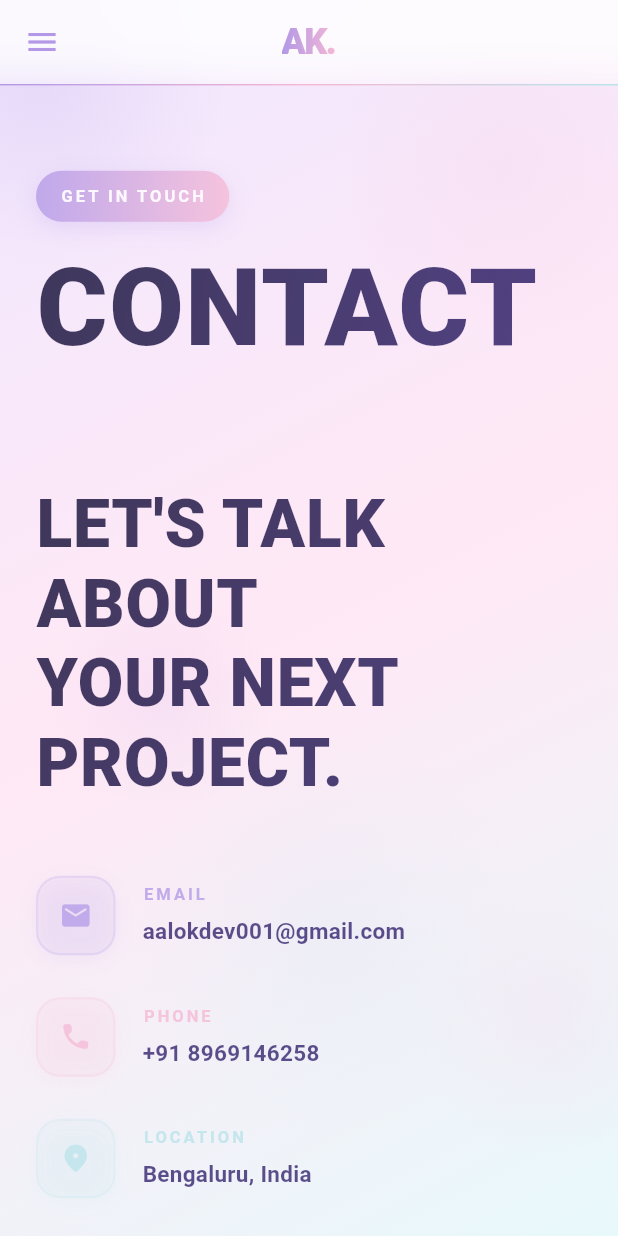
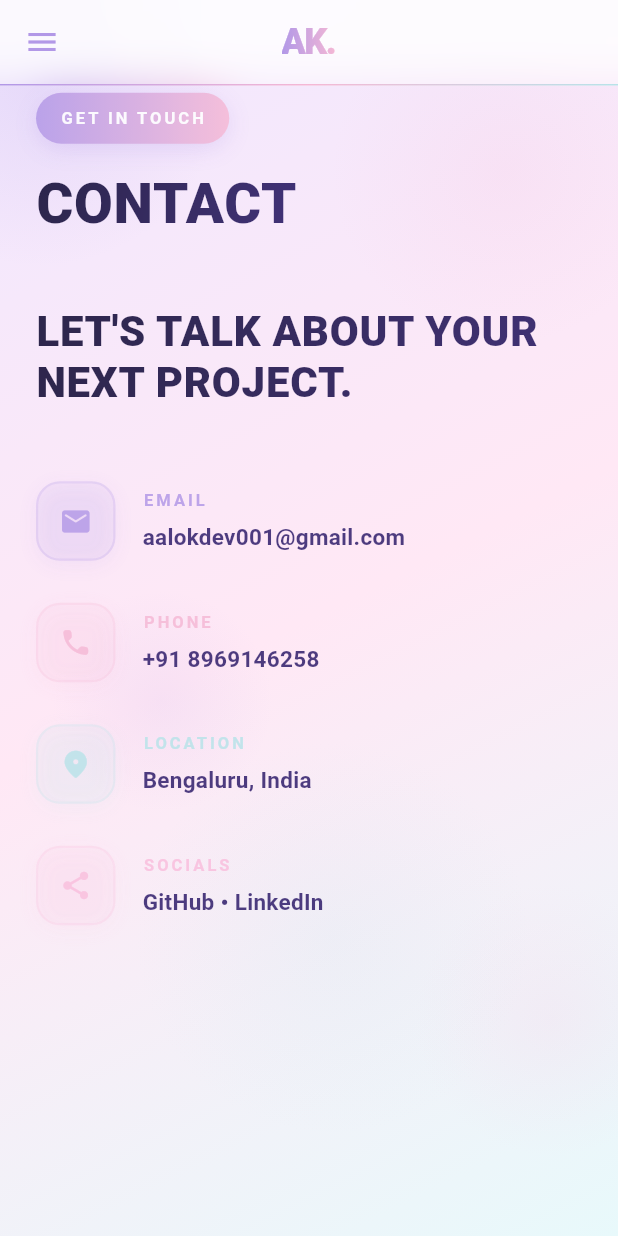
Before and after one commit to Aalokkumar0/portfolio, a Flutter app: the screen it shows after launch, after a tap on "VIEW WORK", after a tap on "AK.", after a tap on "GET IN TOUCH", on a phone screen of 412 x 824 dp. Run offline on Flutter 3.47's test engine with Material 3 defaults, Android fonts, the phone set to English and light mode, and no system bars; our stand-ins replace go_router.

Commit message:
refactor: optimize scroll visibility detection and refine responsive typography and animations

```diff
--- a/full_stack_portfolio/lib/presentation/pages/about_page.dart
+++ b/full_stack_portfolio/lib/presentation/pages/about_page.dart
@@ -18,7 +18,7 @@
         Padding(
           padding: EdgeInsets.symmetric(
             horizontal: isDesktop ? 100 : 24,
-            vertical: 100,
+            vertical: isDesktop ? 100 : 60,
           ),
           child: isDesktop
               ? Row(
@@ -45,7 +45,7 @@
         Padding(
           padding: EdgeInsets.symmetric(
             horizontal: isDesktop ? 100 : 24,
-            vertical: 100,
+            vertical: isDesktop ? 100 : 60,
           ),
           child: _buildExperienceTimeline(context),
         ),
@@ -56,6 +56,7 @@
   }
 
   Widget _buildAboutIntro(BuildContext context) {
+    final isDesktop = ResponsiveLayout.isDesktop(context);
     return Column(
       crossAxisAlignment: CrossAxisAlignment.start,
       children: [
@@ -63,13 +64,13 @@
         const SizedBox(height: 40),
         AnimatedSection(
           delay: const Duration(milliseconds: 200),
-          child: const Text(
+          child: Text(
             'Aspiring Software Developer skilled in Flutter, Kotlin, FastAPI, PostgreSQL, Firebase, and Generative AI, building scalable mobile, backend, and AI-powered applications with a focus on performance and user experience.',
             style: TextStyle(
               color: AppTheme.textPrimary,
               height: 1.55,
               fontWeight: FontWeight.w500,
-              fontSize: 22,
+              fontSize: isDesktop ? 22 : 16,
             ),
           ),
         ),
@@ -121,10 +122,10 @@
           GridView.count(
             shrinkWrap: true,
             physics: const NeverScrollableScrollPhysics(),
-            crossAxisCount: isDesktop ? 3 : 1,
-            mainAxisSpacing: 20,
-            crossAxisSpacing: 20,
-            childAspectRatio: isDesktop ? 1.4 : 1.8,
+            crossAxisCount: isDesktop ? 3 : 2,
+            mainAxisSpacing: 16,
+            crossAxisSpacing: 16,
+            childAspectRatio: isDesktop ? 1.4 : 1.3,
             children: [
               _buildSkillCard(context, 'MOBILE', 'Flutter, Dart, Kotlin, Android SDK, Material Design', Icons.smartphone_rounded, 0),
               _buildSkillCard(context, 'BACKEND', 'Python, FastAPI, JWT Auth, SQLAlchemy, Microservices', Icons.dns_rounded, 1),
@@ -395,14 +396,19 @@
                 ),
               ),
               const SizedBox(height: 18),
-              Text(
-                role.toUpperCase(),
-                style: const TextStyle(
-                  color: AppTheme.textPrimary,
-                  fontWeight: FontWeight.w900,
-                  fontSize: 26,
-                  letterSpacing: 0.5,
-                ),
+              LayoutBuilder(
+                builder: (context, constraints) {
+                  final isMobile = ResponsiveLayout.isMobile(context);
+                  return Text(
+                    role.toUpperCase(),
+                    style: TextStyle(
+                      color: AppTheme.textPrimary,
+                      fontWeight: FontWeight.w900,
+                      fontSize: isMobile ? 18 : 26,
+                      letterSpacing: 0.5,
+                    ),
+                  );
+                },
               ),
               const SizedBox(height: 8),
               Text(
--- a/full_stack_portfolio/lib/presentation/pages/contact_page.dart
+++ b/full_stack_portfolio/lib/presentation/pages/contact_page.dart
@@ -15,14 +15,14 @@
     return Padding(
       padding: EdgeInsets.symmetric(
         horizontal: isDesktop ? 100 : 24,
-        vertical: 100,
+        vertical: isDesktop ? 100 : 60,
       ),
       child: Column(
         mainAxisSize: MainAxisSize.min,
         crossAxisAlignment: CrossAxisAlignment.start,
         children: [
           const SectionHeader(label: 'GET IN TOUCH', title: 'CONTACT'),
-          const SizedBox(height: 80),
+          SizedBox(height: isDesktop ? 80 : 48),
           if (isDesktop)
             Row(
               crossAxisAlignment: CrossAxisAlignment.start,
@@ -61,6 +61,7 @@
   }
 
   Widget _buildContactInfo(BuildContext context) {
+    final isDesktop = ResponsiveLayout.isDesktop(context);
     return Column(
       crossAxisAlignment: CrossAxisAlignment.start,
       children: [
@@ -70,10 +71,12 @@
             begin: Alignment.topLeft,
             end: Alignment.bottomRight,
           ).createShader(bounds),
-          child: const Text(
-            'LET\'S TALK ABOUT\nYOUR NEXT PROJECT.',
+          child: Text(
+            isDesktop
+                ? 'LET\'S TALK ABOUT\nYOUR NEXT PROJECT.'
+                : 'LET\'S TALK ABOUT YOUR NEXT PROJECT.',
             style: TextStyle(
-              fontSize: 44,
+              fontSize: isDesktop ? 44 : 28,
               fontWeight: FontWeight.w900,
               color: AppTheme.textPrimary,
               height: 1.2,
--- a/full_stack_portfolio/lib/presentation/pages/home_page.dart
+++ b/full_stack_portfolio/lib/presentation/pages/home_page.dart
@@ -31,20 +31,20 @@
       width: double.infinity,
       padding: EdgeInsets.symmetric(
         horizontal: isDesktop ? 100 : 24,
-        vertical: 100,
+        vertical: isDesktop ? 100 : 60,
       ),
       child: Column(
         crossAxisAlignment: CrossAxisAlignment.start,
         children: [
           const SectionHeader(label: 'WHAT I DO', title: 'SERVICES', titleFontSize: 70),
-          const SizedBox(height: 64),
+          const SizedBox(height: 40),
           GridView.count(
             shrinkWrap: true,
             physics: const NeverScrollableScrollPhysics(),
             crossAxisCount: isDesktop ? 3 : 1,
-            mainAxisSpacing: 20,
-            crossAxisSpacing: 20,
-            childAspectRatio: isDesktop ? 1.05 : 1.5,
+            mainAxisSpacing: isDesktop ? 20 : 16,
+            crossAxisSpacing: isDesktop ? 20 : 16,
+            childAspectRatio: isDesktop ? 1.05 : 1.4,
             children: [
               _buildServiceCard(
                 context,
@@ -153,7 +153,7 @@
       width: double.infinity,
       padding: EdgeInsets.symmetric(
         horizontal: isDesktop ? 100 : 24,
-        vertical: 100,
+        vertical: isDesktop ? 100 : 60,
       ),
       decoration: BoxDecoration(
         gradient: LinearGradient(
--- a/full_stack_portfolio/lib/presentation/pages/projects_page.dart
+++ b/full_stack_portfolio/lib/presentation/pages/projects_page.dart
@@ -44,13 +44,13 @@
     return Padding(
       padding: EdgeInsets.symmetric(
         horizontal: isDesktop ? 100 : 24,
-        vertical: 100,
+        vertical: isDesktop ? 100 : 60,
       ),
       child: Column(
         crossAxisAlignment: CrossAxisAlignment.start,
         children: [
           const SectionHeader(label: 'MY WORK', title: 'PROJECTS'),
-          const SizedBox(height: 80),
+          SizedBox(height: isDesktop ? 80 : 40),
           GridView.builder(
             shrinkWrap: true,
             physics: const NeverScrollableScrollPhysics(),
@@ -195,7 +195,7 @@
                           Text(
                             widget.project['title'],
                             style: const TextStyle(
-                              fontSize: 24,
+                              fontSize: 20,
                               fontWeight: FontWeight.w900,
                               color: AppTheme.textPrimary,
                               letterSpacing: 0.5,
--- a/full_stack_portfolio/lib/presentation/pages/skills_page.dart
+++ b/full_stack_portfolio/lib/presentation/pages/skills_page.dart
@@ -15,23 +15,23 @@
     return Padding(
       padding: EdgeInsets.symmetric(
         horizontal: isDesktop ? 100 : 24,
-        vertical: 100,
+        vertical: isDesktop ? 100 : 60,
       ),
       child: Column(
         crossAxisAlignment: CrossAxisAlignment.start,
         children: [
           const SectionHeader(
             label: 'WHAT I KNOW',
-            title: 'TECHNICAL\nSKILLS',
+            title: 'TECHNICAL SKILLS',
           ),
-          const SizedBox(height: 80),
+          SizedBox(height: isDesktop ? 80 : 40),
           GridView.count(
             shrinkWrap: true,
             physics: const NeverScrollableScrollPhysics(),
-            crossAxisCount: isDesktop ? 3 : 1,
-            mainAxisSpacing: 20,
-            crossAxisSpacing: 20,
-            childAspectRatio: isDesktop ? 1.1 : 1.5,
+            crossAxisCount: isDesktop ? 3 : 2,
+            mainAxisSpacing: isDesktop ? 20 : 14,
+            crossAxisSpacing: isDesktop ? 20 : 14,
+            childAspectRatio: isDesktop ? 1.1 : 1.05,
             children: [
               _buildSkillCategory(context, 'MOBILE', ['Flutter', 'Dart', 'Kotlin', 'Android SDK', 'Material Design'], Icons.smartphone_rounded, 0),
               _buildSkillCategory(context, 'BACKEND', ['Python', 'FastAPI', 'JWT Auth', 'SQLAlchemy', 'Microservices'], Icons.dns_rounded, 1),
--- a/full_stack_portfolio/lib/presentation/widgets/animated_section.dart
+++ b/full_stack_portfolio/lib/presentation/widgets/animated_section.dart
@@ -1,6 +1,9 @@
 import 'package:flutter/material.dart';
+import 'package:flutter/scheduler.dart';
 
 /// A widget that fades in and slides up when it becomes visible in the viewport.
+/// Uses a persistent frame callback for reliable visibility detection inside
+/// any scroll view, including [SingleChildScrollView].
 class AnimatedSection extends StatefulWidget {
   final Widget child;
   final Duration delay;
@@ -11,8 +14,8 @@
     super.key,
     required this.child,
     this.delay = Duration.zero,
-    this.duration = const Duration(milliseconds: 800),
-    this.slideOffset = 60,
+    this.duration = const Duration(milliseconds: 450),
+    this.slideOffset = 40,
   });
 
   @override
@@ -23,77 +26,74 @@
     with SingleTickerProviderStateMixin {
   late AnimationController _controller;
   late Animation<double> _fadeAnimation;
-  late Animation<Offset> _slideAnimation;
+  late Animation<double> _slideAnimation;
+
   bool _hasAnimated = false;
-  ScrollPosition? _scrollPosition;
 
   @override
   void initState() {
     super.initState();
     _controller = AnimationController(vsync: this, duration: widget.duration);
 
-    _fadeAnimation = Tween<double>(begin: 0, end: 1).animate(
+    _fadeAnimation = CurvedAnimation(
+      parent: _controller,
+      curve: Curves.easeOut,
+    );
+
+    // Slide: drive a 0→1 value and multiply in the build
+    _slideAnimation = Tween<double>(begin: 1.0, end: 0.0).animate(
       CurvedAnimation(parent: _controller, curve: Curves.easeOutCubic),
     );
 
-    _slideAnimation = Tween<Offset>(
-      begin: Offset(0, widget.slideOffset),
-      end: Offset.zero,
-    ).animate(
-      CurvedAnimation(parent: _controller, curve: Curves.easeOutCubic),
-    );
-
-    WidgetsBinding.instance.addPostFrameCallback((_) {
-      _setupScrollListener();
-    });
+    // Start checking visibility every frame
+    SchedulerBinding.instance.addPostFrameCallback(_checkVisibilityLoop);
   }
 
-  void _setupScrollListener() {
+  void _checkVisibilityLoop(Duration _) {
     if (!mounted || _hasAnimated) return;
 
-    final scrollableState = Scrollable.maybeOf(context);
-    if (scrollableState != null) {
-      _scrollPosition = scrollableState.position;
-      _scrollPosition!.addListener(_onScroll);
-      _checkVisibility();
-    } else {
-      // No scrollable ancestor — animate immediately
-      _triggerAnimation();
+    final renderBox = context.findRenderObject() as RenderBox?;
+    if (renderBox == null || !renderBox.hasSize) {
+      // Not laid out yet — try again next frame
+      SchedulerBinding.instance.addPostFrameCallback(_checkVisibilityLoop);
+      return;
     }
-  }
 
-  void _onScroll() {
-    if (!mounted || _hasAnimated) return;
-    _checkVisibility();
-  }
+    try {
+      final position = renderBox.localToGlobal(Offset.zero);
+      final size = renderBox.size;
+      final screenHeight = MediaQuery.of(context).size.height;
 
-  void _checkVisibility() {
-    if (_hasAnimated || !mounted) return;
+      // Trigger when the top of the widget is within the viewport
+      final isVisible = position.dy < screenHeight * 0.92 &&
+          position.dy + size.height > 0;
 
-    final renderBox = context.findRenderObject() as RenderBox?;
-    if (renderBox == null || !renderBox.attached) return;
-
-    final offset = renderBox.localToGlobal(Offset.zero);
-    final viewportHeight = MediaQuery.of(context).size.height;
-
-    // Trigger when the top of the widget enters the lower 90% of the viewport
-    if (offset.dy < viewportHeight * 0.9 && offset.dy + renderBox.size.height > 0) {
-      _triggerAnimation();
+      if (isVisible) {
+        _triggerAnimation();
+      } else {
+        // Not visible yet — check again next frame
+        SchedulerBinding.instance.addPostFrameCallback(_checkVisibilityLoop);
+      }
+    } catch (_) {
+      // Coordinate transform failed, retry
+      SchedulerBinding.instance.addPostFrameCallback(_checkVisibilityLoop);
     }
   }
 
   void _triggerAnimation() {
     if (_hasAnimated) return;
     _hasAnimated = true;
-    Future.delayed(widget.delay, () {
+    if (widget.delay == Duration.zero) {
       if (mounted) _controller.forward();
-    });
+    } else {
+      Future.delayed(widget.delay, () {
+        if (mounted) _controller.forward();
+      });
+    }
   }
 
   @override
   void dispose() {
-    // Use the stored reference instead of looking up context during dispose
-    _scrollPosition?.removeListener(_onScroll);
     _controller.dispose();
     super.dispose();
   }
@@ -103,8 +103,9 @@
     return AnimatedBuilder(
       animation: _controller,
       builder: (context, child) {
+        final slideValue = _slideAnimation.value * widget.slideOffset;
         return Transform.translate(
-          offset: _slideAnimation.value,
+          offset: Offset(0, slideValue),
           child: Opacity(
             opacity: _fadeAnimation.value,
             child: child,
--- a/full_stack_portfolio/lib/presentation/widgets/hero_section.dart
+++ b/full_stack_portfolio/lib/presentation/widgets/hero_section.dart
@@ -39,24 +39,24 @@
 
     _entranceController = AnimationController(
       vsync: this,
-      duration: const Duration(milliseconds: 1800),
+      duration: const Duration(milliseconds: 900),
     );
 
     _pulseController = AnimationController(
       vsync: this,
-      duration: const Duration(milliseconds: 2200),
+      duration: const Duration(milliseconds: 2000),
     )..repeat(reverse: true);
 
     _floatController = AnimationController(
       vsync: this,
-      duration: const Duration(milliseconds: 3500),
+      duration: const Duration(milliseconds: 4500),
     )..repeat(reverse: true);
 
     _pulse = Tween<double>(begin: 0.6, end: 1.0).animate(
       CurvedAnimation(parent: _pulseController, curve: Curves.easeInOut),
     );
 
-    _float = Tween<double>(begin: -10, end: 10).animate(
+    _float = Tween<double>(begin: -6, end: 6).animate(
       CurvedAnimation(parent: _floatController, curve: Curves.easeInOut),
     );
 
--- a/full_stack_portfolio/lib/presentation/widgets/section_header.dart
+++ b/full_stack_portfolio/lib/presentation/widgets/section_header.dart
@@ -1,22 +1,37 @@
 import 'package:flutter/material.dart';
 import '../../core/theme/app_theme.dart';
+import '../layouts/responsive_layout.dart';
 import 'animated_section.dart';
 
 /// Reusable animated section header with dreamy cotton candy styling.
+/// Automatically scales the title font size for mobile screens.
 class SectionHeader extends StatelessWidget {
   final String label;
   final String title;
+
+  /// Font size used on desktop. On mobile it is automatically scaled down.
   final double titleFontSize;
+
+  /// Optional override for the mobile font size. If null, computed automatically.
+  final double? mobileTitleFontSize;
 
   const SectionHeader({
     super.key,
     required this.label,
     required this.title,
     this.titleFontSize = 72,
+    this.mobileTitleFontSize,
   });
 
   @override
   Widget build(BuildContext context) {
+    final isMobile = ResponsiveLayout.isMobile(context);
+
+    // Scale desktop size down proportionally for mobile, capped at 38
+    final effectiveFontSize = isMobile
+        ? (mobileTitleFontSize ?? (titleFontSize * 0.52).clamp(28.0, 42.0))
+        : titleFontSize;
+
     return AnimatedSection(
       child: Column(
         crossAxisAlignment: CrossAxisAlignment.start,
@@ -48,7 +63,7 @@
             ),
           ),
           const SizedBox(height: 20),
-          // Giant title with gradient
+          // Giant title with gradient — no newlines on mobile for multi-word titles
           ShaderMask(
             shaderCallback: (bounds) => const LinearGradient(
               colors: [AppTheme.textPrimary, AppTheme.lavender],
@@ -56,13 +71,15 @@
               end: Alignment.bottomRight,
             ).createShader(bounds),
             child: Text(
-              title,
+              // Replace literal newlines with a space on mobile so text
+              // wraps naturally at word boundaries instead of mid-word.
+              isMobile ? title.replaceAll('\n', ' ') : title,
               style: TextStyle(
-                fontSize: titleFontSize,
+                fontSize: effectiveFontSize,
                 fontWeight: FontWeight.w900,
                 color: AppTheme.textPrimary,
-                letterSpacing: 1,
-                height: 1.05,
+                letterSpacing: isMobile ? 0.5 : 1,
+                height: 1.1,
               ),
             ),
           ),
```
